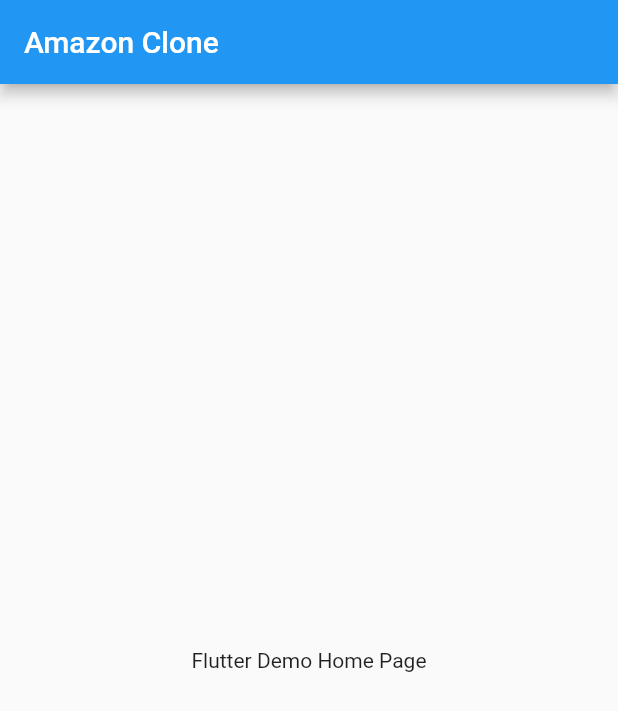
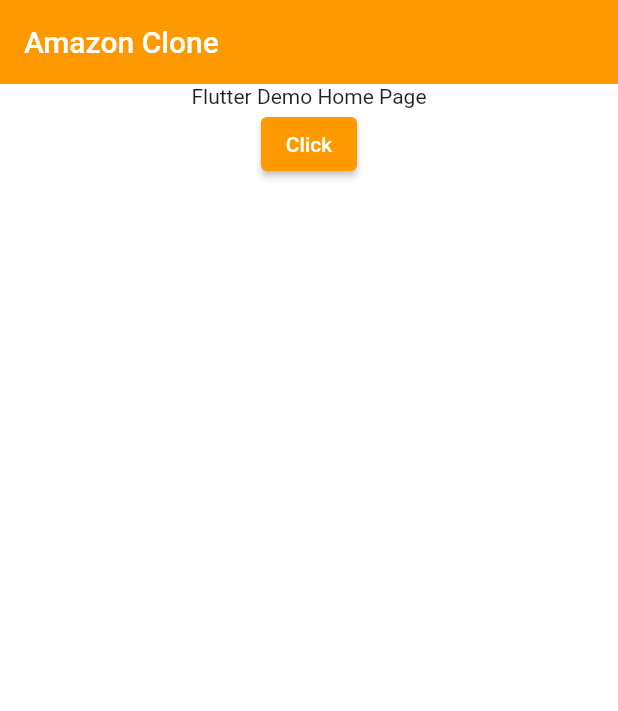
Before and after one commit to heyblood/flutter-amazon-clone, a Flutter app: the screen it shows after launch, on a phone screen of 412 x 824 dp. Shown: the top 711 px of the screen. Run offline on Flutter 3.47's test engine with Material 2 defaults, Android fonts, the phone set to English and light mode, and no system bars.

```diff
--- /dev/null
+++ b/lib/constants/global_variables.dart
@@ -0,0 +1,18 @@
+import 'package:flutter/material.dart';
+
+class GlobalVarialbles {
+  // COLORS
+  static const appBarGradient = LinearGradient(
+    colors: [
+      Color.fromARGB(255, 29, 201, 192),
+      Color.fromARGB(255, 125, 221, 216),
+    ],
+    stops: [0.5, 1.0],
+  );
+
+  static const secondaryColor = Color.fromRGBO(255, 153, 0, 1);
+  static const backgroundColor = Colors.white;
+  static const Color greyBackgroundCOlor = Color(0xffebecee);
+  static var selectedNavBarColor = Colors.cyan[800]!;
+  static const unselectedNavBarColor = Colors.black87;
+}
--- a/lib/main.dart
+++ b/lib/main.dart
@@ -1,3 +1,4 @@
+import 'package:amazon_clone/constants/global_variables.dart';
 import 'package:flutter/material.dart';
 
 void main() {
@@ -13,13 +14,27 @@ class MyApp extends StatelessWidget {
     return MaterialApp(
       title: 'Amazon Clone',
       theme: ThemeData(
-        primarySwatch: Colors.blue,
+        scaffoldBackgroundColor: GlobalVarialbles.backgroundColor,
+        colorScheme: const ColorScheme.light(
+          primary: GlobalVarialbles.secondaryColor,
+        ),
+        appBarTheme: const AppBarTheme(
+          elevation: 0,
+          iconTheme: IconThemeData(
+            color: Colors.black,
+          ),
+        ),
       ),
       home: Scaffold(
         appBar: AppBar(
           title: const Text('Amazon Clone'),
         ),
-        body: const Center(child: Text('Flutter Demo Home Page')),
+        body: Column(
+          children: [
+            const Center(child: Text('Flutter Demo Home Page')),
+            ElevatedButton(onPressed: () {}, child: const Text('Click'))
+          ],
+        ),
       ),
     );
   }
```
